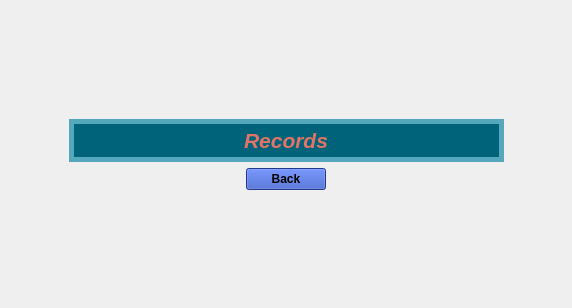
Old version of the form GUI2/recordwindow.ui in the repository moevm/gui-1h2018-21.
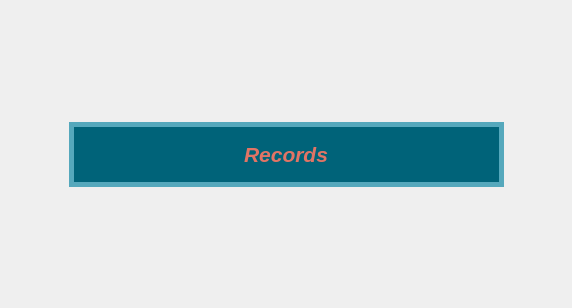
New version of the form.

Commit message: changed style for record window

```diff
--- a/GUI2/recordwindow.ui
+++ b/GUI2/recordwindow.ui
@@ -21,6 +21,13 @@
 box-shadow: 2px 4px black;
 border: 5px solid rgb(85, 168, 188);
 background-color:rgb(0, 99, 121)
+}
+QPushButton{
+background-color: rgb(48, 80, 194);
+padding: 5px;
+border-radius: 8px;
+font: bold; 
+border: 3px solid rgb(0, 19, 86);
 }</string>
   </property>
   <layout class="QHBoxLayout" name="horizontalLayout">
@@ -75,6 +82,12 @@
          </size>
         </property>
         <layout class="QVBoxLayout" name="verticalLayout">
+         <property name="topMargin">
+          <number>20</number>
+         </property>
+         <property name="bottomMargin">
+          <number>20</number>
+         </property>
          <item alignment="Qt::AlignHCenter">
           <widget class="QLabel" name="label">
            <property name="font">
@@ -106,443 +119,6 @@
         </property>
        </spacer>
       </item>
-      <item row="3" column="1" alignment="Qt::AlignHCenter">
-       <widget class="QPushButton" name="exitButton">
-        <property name="sizePolicy">
-         <sizepolicy hsizetype="Maximum" vsizetype="Fixed">
-          <horstretch>0</horstretch>
-          <verstretch>0</verstretch>
-         </sizepolicy>
-        </property>
-        <property name="palette">
-         <palette>
-          <active>
-           <colorrole role="WindowText">
-            <brush brushstyle="SolidPattern">
-             <color alpha="255">
-              <red>0</red>
-              <green>0</green>
-              <blue>0</blue>
-             </color>
-            </brush>
-           </colorrole>
-           <colorrole role="Button">
-            <brush brushstyle="SolidPattern">
-             <color alpha="255">
-              <red>48</red>
-              <green>80</green>
-              <blue>194</blue>
-             </color>
-            </brush>
-           </colorrole>
-           <colorrole role="Light">
-            <brush brushstyle="SolidPattern">
-             <color alpha="255">
-              <red>99</red>
-              <green>133</green>
-              <blue>255</blue>
-             </color>
-            </brush>
-           </colorrole>
-           <colorrole role="Midlight">
-            <brush brushstyle="SolidPattern">
-             <color alpha="255">
-              <red>73</red>
-              <green>106</green>
-              <blue>224</blue>
-             </color>
-            </brush>
-           </colorrole>
-           <colorrole role="Dark">
-            <brush brushstyle="SolidPattern">
-             <color alpha="255">
-              <red>24</red>
-              <green>40</green>
-              <blue>97</blue>
-             </color>
-            </brush>
-           </colorrole>
-           <colorrole role="Mid">
-            <brush brushstyle="SolidPattern">
-             <color alpha="255">
-              <red>32</red>
-              <green>53</green>
-              <blue>129</blue>
-             </color>
-            </brush>
-           </colorrole>
-           <colorrole role="Text">
-            <brush brushstyle="SolidPattern">
-             <color alpha="255">
-              <red>0</red>
-              <green>0</green>
-              <blue>0</blue>
-             </color>
-            </brush>
-           </colorrole>
-           <colorrole role="BrightText">
-            <brush brushstyle="SolidPattern">
-             <color alpha="255">
-              <red>255</red>
-              <green>255</green>
-              <blue>255</blue>
-             </color>
-            </brush>
-           </colorrole>
-           <colorrole role="ButtonText">
-            <brush brushstyle="SolidPattern">
-             <color alpha="255">
-              <red>0</red>
-              <green>0</green>
-              <blue>0</blue>
-             </color>
-            </brush>
-           </colorrole>
-           <colorrole role="Base">
-            <brush brushstyle="SolidPattern">
-             <color alpha="255">
-              <red>255</red>
-              <green>255</green>
-              <blue>255</blue>
-             </color>
-            </brush>
-           </colorrole>
-           <colorrole role="Window">
-            <brush brushstyle="SolidPattern">
-             <color alpha="255">
-              <red>48</red>
-              <green>80</green>
-              <blue>194</blue>
-             </color>
-            </brush>
-           </colorrole>
-           <colorrole role="Shadow">
-            <brush brushstyle="SolidPattern">
-             <color alpha="255">
-              <red>0</red>
-              <green>0</green>
-              <blue>0</blue>
-             </color>
-            </brush>
-           </colorrole>
-           <colorrole role="AlternateBase">
-            <brush brushstyle="SolidPattern">
-             <color alpha="255">
-              <red>151</red>
-              <green>167</green>
-              <blue>224</blue>
-             </color>
-            </brush>
-           </colorrole>
-           <colorrole role="ToolTipBase">
-            <brush brushstyle="SolidPattern">
-             <color alpha="255">
-              <red>255</red>
-              <green>255</green>
-              <blue>220</blue>
-             </color>
-            </brush>
-           </colorrole>
-           <colorrole role="ToolTipText">
-            <brush brushstyle="SolidPattern">
-             <color alpha="255">
-              <red>0</red>
-              <green>0</green>
-              <blue>0</blue>
-             </color>
-            </brush>
-           </colorrole>
-          </active>
-          <inactive>
-           <colorrole role="WindowText">
-            <brush brushstyle="SolidPattern">
-             <color alpha="255">
-              <red>0</red>
-              <green>0</green>
-              <blue>0</blue>
-             </color>
-            </brush>
-           </colorrole>
-           <colorrole role="Button">
-            <brush brushstyle="SolidPattern">
-             <color alpha="255">
-              <red>48</red>
-              <green>80</green>
-              <blue>194</blue>
-             </color>
-            </brush>
-           </colorrole>
-           <colorrole role="Light">
-            <brush brushstyle="SolidPattern">
-             <color alpha="255">
-              <red>99</red>
-              <green>133</green>
-              <blue>255</blue>
-             </color>
-            </brush>
-           </colorrole>
-           <colorrole role="Midlight">
-            <brush brushstyle="SolidPattern">
-             <color alpha="255">
-              <red>73</red>
-              <green>106</green>
-              <blue>224</blue>
-             </color>
-            </brush>
-           </colorrole>
-           <colorrole role="Dark">
-            <brush brushstyle="SolidPattern">
-             <color alpha="255">
-              <red>24</red>
-              <green>40</green>
-              <blue>97</blue>
-             </color>
-            </brush>
-           </colorrole>
-           <colorrole role="Mid">
-            <brush brushstyle="SolidPattern">
-             <color alpha="255">
-              <red>32</red>
-              <green>53</green>
-              <blue>129</blue>
-             </color>
-            </brush>
-           </colorrole>
-           <colorrole role="Text">
-            <brush brushstyle="SolidPattern">
-             <color alpha="255">
-              <red>0</red>
-              <green>0</green>
-              <blue>0</blue>
-             </color>
-            </brush>
-           </colorrole>
-           <colorrole role="BrightText">
-            <brush brushstyle="SolidPattern">
-             <color alpha="255">
-              <red>255</red>
-              <green>255</green>
-              <blue>255</blue>
-             </color>
-            </brush>
-           </colorrole>
-           <colorrole role="ButtonText">
-            <brush brushstyle="SolidPattern">
-             <color alpha="255">
-              <red>0</red>
-              <green>0</green>
-              <blue>0</blue>
-             </color>
-            </brush>
-           </colorrole>
-           <colorrole role="Base">
-            <brush brushstyle="SolidPattern">
-             <color alpha="255">
-              <red>255</red>
-              <green>255</green>
-              <blue>255</blue>
-             </color>
-            </brush>
-           </colorrole>
-           <colorrole role="Window">
-            <brush brushstyle="SolidPattern">
-             <color alpha="255">
-              <red>48</red>
-              <green>80</green>
-              <blue>194</blue>
-             </color>
-            </brush>
-           </colorrole>
-           <colorrole role="Shadow">
-            <brush brushstyle="SolidPattern">
-             <color alpha="255">
-              <red>0</red>
-              <green>0</green>
-              <blue>0</blue>
-             </color>
-            </brush>
-           </colorrole>
-           <colorrole role="AlternateBase">
-            <brush brushstyle="SolidPattern">
-             <color alpha="255">
-              <red>151</red>
-              <green>167</green>
-              <blue>224</blue>
-             </color>
-            </brush>
-           </colorrole>
-           <colorrole role="ToolTipBase">
-            <brush brushstyle="SolidPattern">
-             <color alpha="255">
-              <red>255</red>
-              <green>255</green>
-              <blue>220</blue>
-             </color>
-            </brush>
-           </colorrole>
-           <colorrole role="ToolTipText">
-            <brush brushstyle="SolidPattern">
-             <color alpha="255">
-              <red>0</red>
-              <green>0</green>
-              <blue>0</blue>
-             </color>
-            </brush>
-           </colorrole>
-          </inactive>
-          <disabled>
-           <colorrole role="WindowText">
-            <brush brushstyle="SolidPattern">
-             <color alpha="255">
-              <red>24</red>
-              <green>40</green>
-              <blue>97</blue>
-             </color>
-            </brush>
-           </colorrole>
-           <colorrole role="Button">
-            <brush brushstyle="SolidPattern">
-             <color alpha="255">
-              <red>48</red>
-              <green>80</green>
-              <blue>194</blue>
-             </color>
-            </brush>
-           </colorrole>
-           <colorrole role="Light">
-            <brush brushstyle="SolidPattern">
-             <color alpha="255">
-              <red>99</red>
-              <green>133</green>
-              <blue>255</blue>
-             </color>
-            </brush>
-           </colorrole>
-           <colorrole role="Midlight">
-            <brush brushstyle="SolidPattern">
-             <color alpha="255">
-              <red>73</red>
-              <green>106</green>
-              <blue>224</blue>
-             </color>
-            </brush>
-           </colorrole>
-           <colorrole role="Dark">
-            <brush brushstyle="SolidPattern">
-             <color alpha="255">
-              <red>24</red>
-              <green>40</green>
-              <blue>97</blue>
-             </color>
-            </brush>
-           </colorrole>
-           <colorrole role="Mid">
-            <brush brushstyle="SolidPattern">
-             <color alpha="255">
-              <red>32</red>
-              <green>53</green>
-              <blue>129</blue>
-             </color>
-            </brush>
-           </colorrole>
-           <colorrole role="Text">
-            <brush brushstyle="SolidPattern">
-             <color alpha="255">
-              <red>24</red>
-              <green>40</green>
-              <blue>97</blue>
-             </color>
-            </brush>
-           </colorrole>
-           <colorrole role="BrightText">
-            <brush brushstyle="SolidPattern">
-             <color alpha="255">
-              <red>255</red>
-              <green>255</green>
-              <blue>255</blue>
-             </color>
-            </brush>
-           </colorrole>
-           <colorrole role="ButtonText">
-            <brush brushstyle="SolidPattern">
-             <color alpha="255">
-              <red>24</red>
-              <green>40</green>
-              <blue>97</blue>
-             </color>
-            </brush>
-           </colorrole>
-           <colorrole role="Base">
-            <brush brushstyle="SolidPattern">
-             <color alpha="255">
-              <red>48</red>
-              <green>80</green>
-              <blue>194</blue>
-             </color>
-            </brush>
-           </colorrole>
-           <colorrole role="Window">
-            <brush brushstyle="SolidPattern">
-             <color alpha="255">
-              <red>48</red>
-              <green>80</green>
-              <blue>194</blue>
-             </color>
-            </brush>
-           </colorrole>
-           <colorrole role="Shadow">
-            <brush brushstyle="SolidPattern">
-             <color alpha="255">
-              <red>0</red>
-              <green>0</green>
-              <blue>0</blue>
-             </color>
-            </brush>
-           </colorrole>
-           <colorrole role="AlternateBase">
-            <brush brushstyle="SolidPattern">
-             <color alpha="255">
-              <red>48</red>
-              <green>80</green>
-              <blue>194</blue>
-             </color>
-            </brush>
-           </colorrole>
-           <colorrole role="ToolTipBase">
-            <brush brushstyle="SolidPattern">
-             <color alpha="255">
-              <red>255</red>
-              <green>255</green>
-              <blue>220</blue>
-             </color>
-            </brush>
-           </colorrole>
-           <colorrole role="ToolTipText">
-            <brush brushstyle="SolidPattern">
-             <color alpha="255">
-              <red>0</red>
-              <green>0</green>
-              <blue>0</blue>
-             </color>
-            </brush>
-           </colorrole>
-          </disabled>
-         </palette>
-        </property>
-        <property name="font">
-         <font>
-          <weight>75</weight>
-          <bold>true</bold>
-         </font>
-        </property>
-        <property name="cursor">
-         <cursorShape>PointingHandCursor</cursorShape>
-        </property>
-        <property name="text">
-         <string>Back</string>
-        </property>
-       </widget>
-      </item>
      </layout>
     </widget>
    </item>
```
The commit also changes 4 other files.
